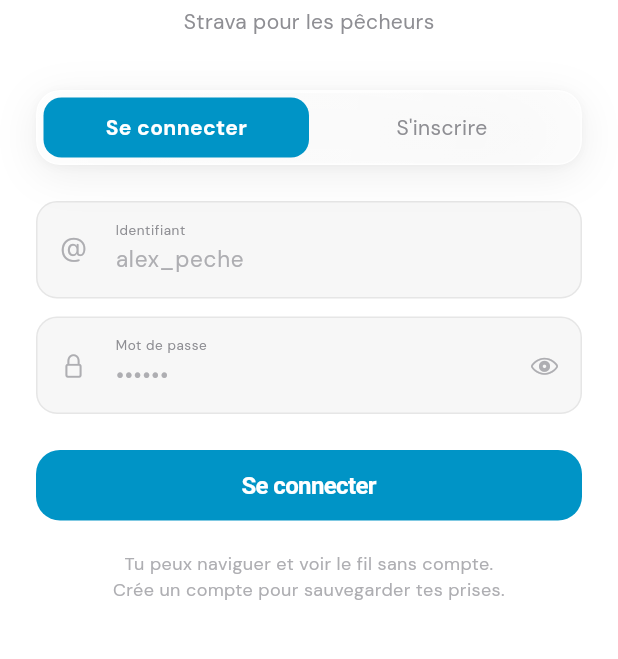
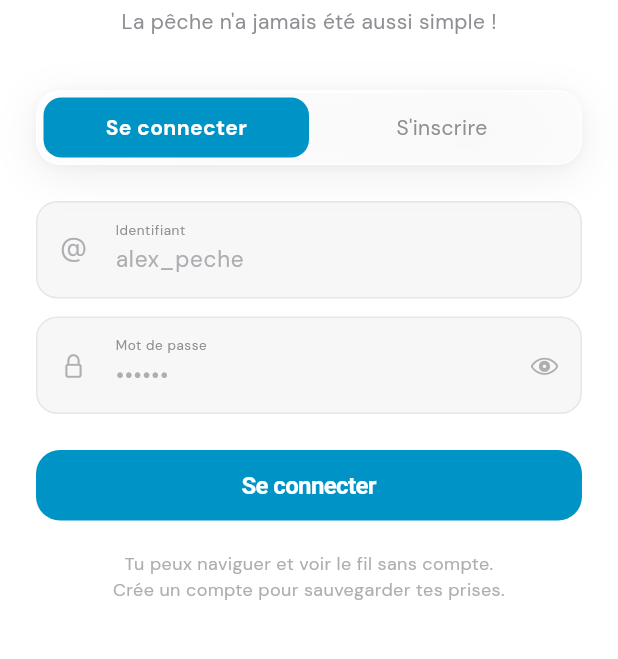
Before and after one commit to matheobalazuc/fishdex, a Flutter app: the screen it shows after launch, item 5 of the bottom bar chosen, on a phone screen of 412 x 824 dp, the part 264-923 px from its top. Run offline on Flutter 3.47's test engine with Material 3 defaults, Android fonts, the phone set to English and light mode, and no system bars; drawn by our look-alikes of flutter_animate; our stand-ins replace cloud_firestore, firebase_auth, firebase_core, google_fonts, image_picker; accounts and stored records are empty.

Commit message:
update text

```diff
--- a/lib/screens/home_screen.dart
+++ b/lib/screens/home_screen.dart
@@ -96,7 +96,7 @@
     );
   }
 
-  // ── App bar ────────────────────────────────────────────────────────
+  // ── App bar ─────────────────────────────────
   Widget _buildAppBar() {
     return SliverAppBar(
       backgroundColor: Colors.transparent,
--- a/lib/screens/profile_screen.dart
+++ b/lib/screens/profile_screen.dart
@@ -753,7 +753,7 @@
               const Text('Fishdex',
                 style: TextStyle(color: FishdexTheme.textPrimary, fontSize: 28, fontWeight: FontWeight.w800, letterSpacing: -0.8)),
               const SizedBox(height: 4),
-              const Text('Strava pour les pêcheurs',
+              const Text("La pêche n'a jamais été aussi simple !",
                 style: TextStyle(color: FishdexTheme.textSecondary, fontSize: 14)),
               const SizedBox(height: 36),
 
```
